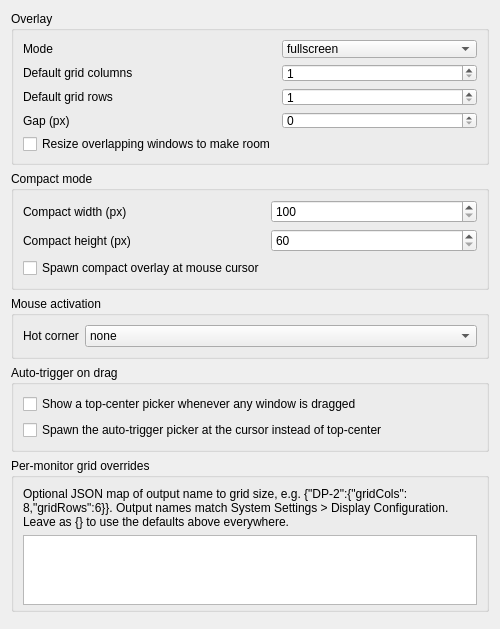
Above: kwinscript/contents/ui/config.ui from Ivan-Malinovski/divvygrid before the change. Below: the same form after it.
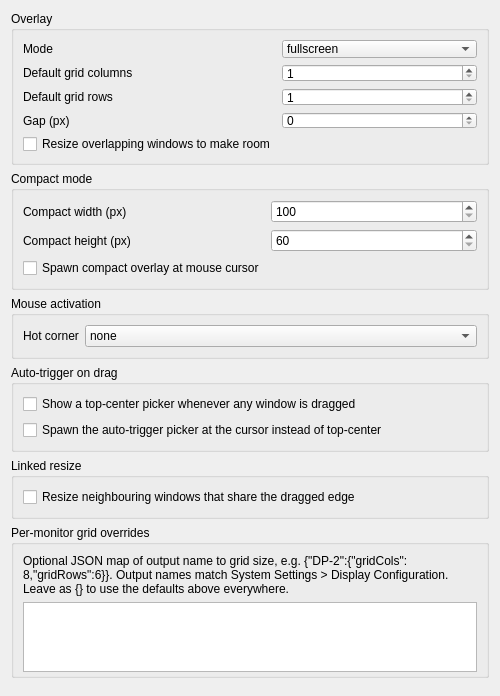
That is the form after the change.

Commit message: Add linked resize, theme awareness, and skip non-normal windows

The edit to the form file:
```diff
--- a/kwinscript/contents/ui/config.ui
+++ b/kwinscript/contents/ui/config.ui
@@ -217,6 +217,22 @@
      </layout>
     </widget>
    </item>
+   <item>
+    <widget class="QGroupBox" name="groupBox_linked">
+     <property name="title">
+      <string>Linked resize</string>
+     </property>
+     <layout class="QFormLayout" name="formLayout_linked">
+      <item row="0" column="0">
+       <widget class="QCheckBox" name="kcfg_linkedResize">
+        <property name="text">
+         <string>Resize neighbouring windows that share the dragged edge</string>
+        </property>
+       </widget>
+      </item>
+     </layout>
+    </widget>
+   </item>
    <item>
     <widget class="QGroupBox" name="groupBox_monitors">
      <property name="title">
```
The commit also changes 4 other files.
